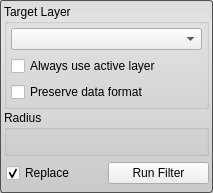
The window that src/Interface/ToolInterface/MeanFilterInterface.ui (SCIInstitute/Seg3D) describes before a commit, drawn with Qt 5.
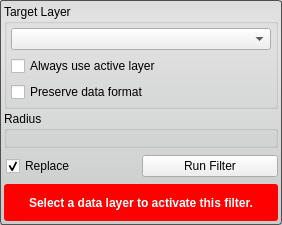
The same window after the commit. Custom widgets are drawn as their Qt base class.

Commit message: added a warning to the all the tools and filters for when the proper layer isnt selected.

Diff of the .ui file:
```diff
--- a/src/Interface/ToolInterface/MeanFilterInterface.ui
+++ b/src/Interface/ToolInterface/MeanFilterInterface.ui
@@ -6,8 +6,8 @@
    <rect>
     <x>0</x>
     <y>0</y>
-    <width>213</width>
-    <height>193</height>
+    <width>282</width>
+    <height>225</height>
    </rect>
   </property>
   <property name="sizePolicy">
@@ -40,7 +40,7 @@
   </property>
   <layout class="QVBoxLayout" name="verticalLayout">
    <property name="spacing">
-    <number>1</number>
+    <number>2</number>
    </property>
    <property name="margin">
     <number>4</number>
@@ -191,6 +191,48 @@
      </layout>
     </widget>
    </item>
+   <item>
+    <widget class="QWidget" name="message_alert_" native="true">
+     <property name="minimumSize">
+      <size>
+       <width>0</width>
+       <height>32</height>
+      </size>
+     </property>
+     <property name="styleSheet">
+      <string notr="true">QLabel#message_{
+  color: white;
+  font: bold;
+}
+
+QWidget#message_alert_{
+  border-radius: 3px;
+  background-color: red;
+}</string>
+     </property>
+     <layout class="QHBoxLayout" name="horizontalLayout_5">
+      <property name="spacing">
+       <number>0</number>
+      </property>
+      <property name="margin">
+       <number>4</number>
+      </property>
+      <item>
+       <widget class="QLabel" name="message_">
+        <property name="text">
+         <string>Select a data layer to activate this filter.</string>
+        </property>
+        <property name="alignment">
+         <set>Qt::AlignCenter</set>
+        </property>
+        <property name="wordWrap">
+         <bool>true</bool>
+        </property>
+       </widget>
+      </item>
+     </layout>
+    </widget>
+   </item>
   </layout>
  </widget>
  <customwidgets>
```
The commit also changes 67 other files.
